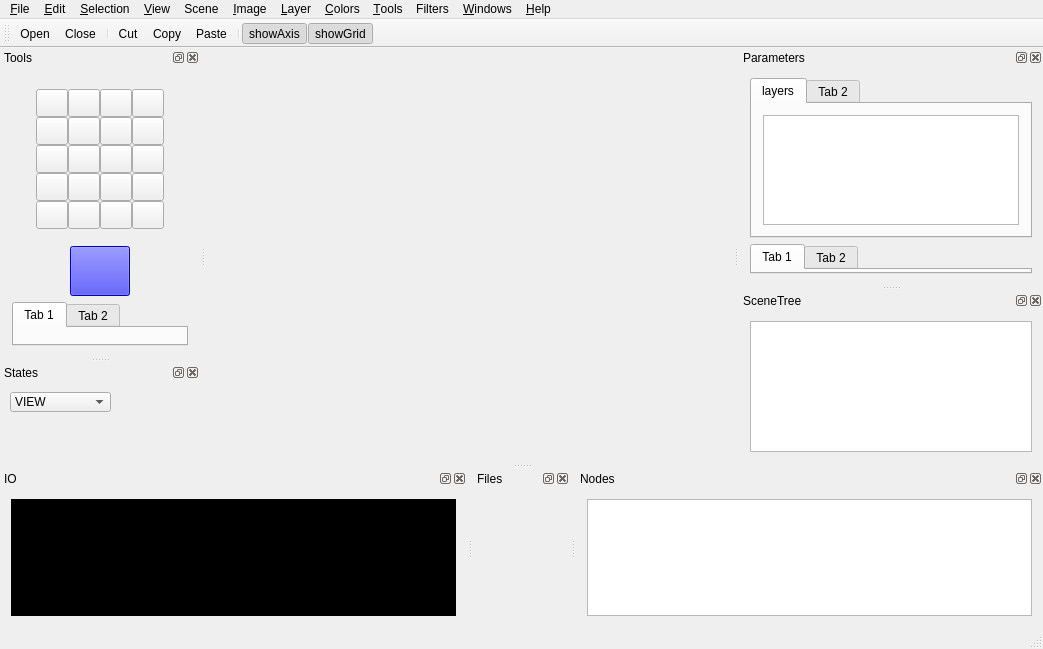
Qt form applications/TexturePainter/TexturePainter.ui (billhj/Etoile2015) before a commit.
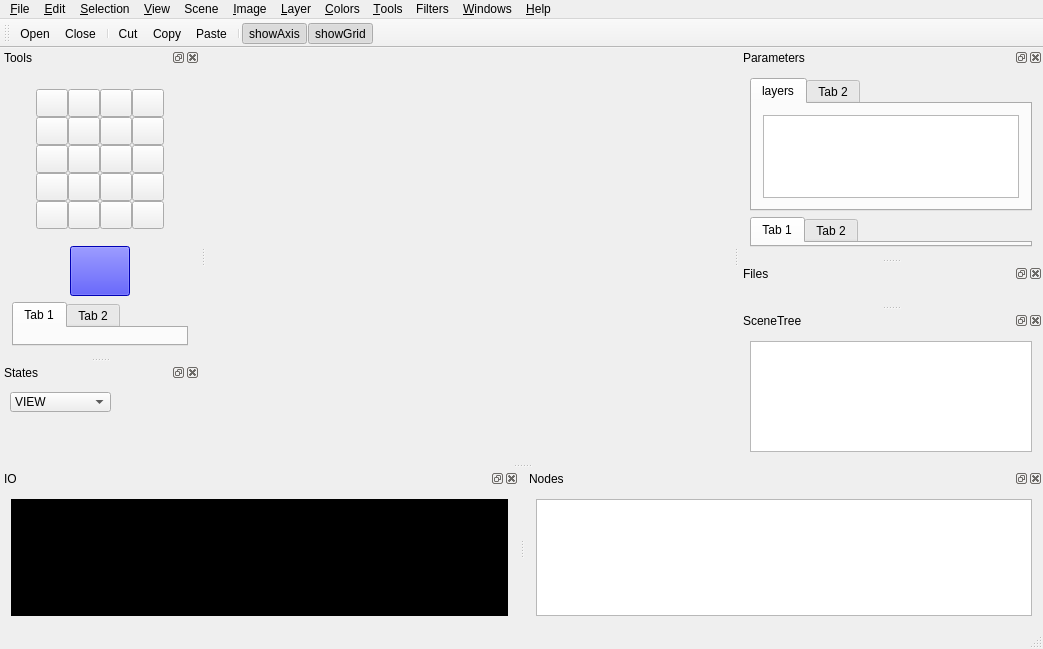
The same form after that commit. Icons and pictures are not drawn. Custom widgets are drawn as their Qt base class.

Commit message: there is docking freezing pb, seems from qt

What changed in the file:
```diff
--- a/applications/TexturePainter/TexturePainter.ui
+++ b/applications/TexturePainter/TexturePainter.ui
@@ -1130,11 +1130,14 @@
    </widget>
   </widget>
   <widget class="QDockWidget" name="fileSystemWidget">
+   <property name="features">
+    <set>QDockWidget::AllDockWidgetFeatures</set>
+   </property>
    <property name="windowTitle">
     <string>Files</string>
    </property>
    <attribute name="dockWidgetArea">
-    <number>8</number>
+    <number>2</number>
    </attribute>
    <widget class="QWidget" name="dockWidgetContents_5">
     <layout class="QHBoxLayout" name="horizontalLayout_5">
```
The commit also changes 1 other file.
